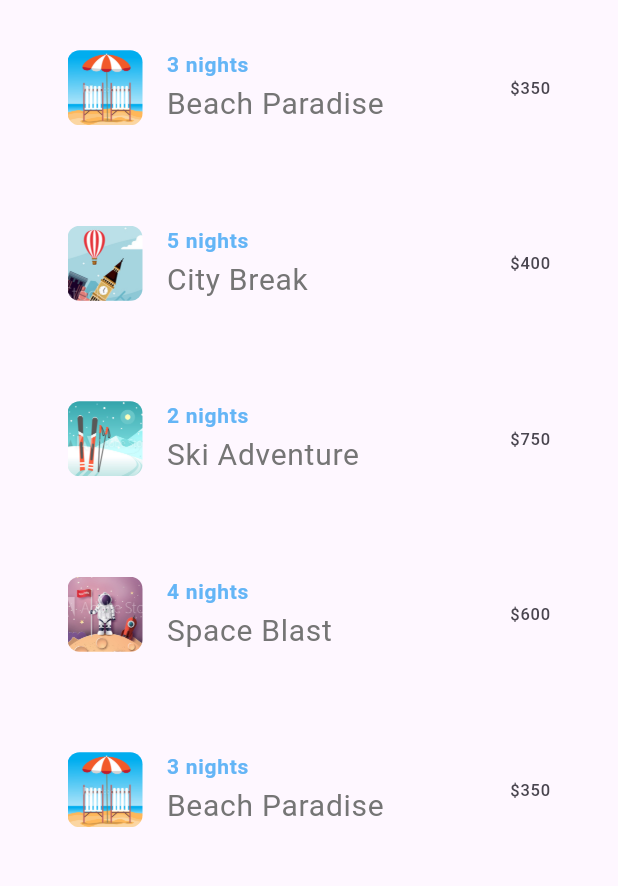
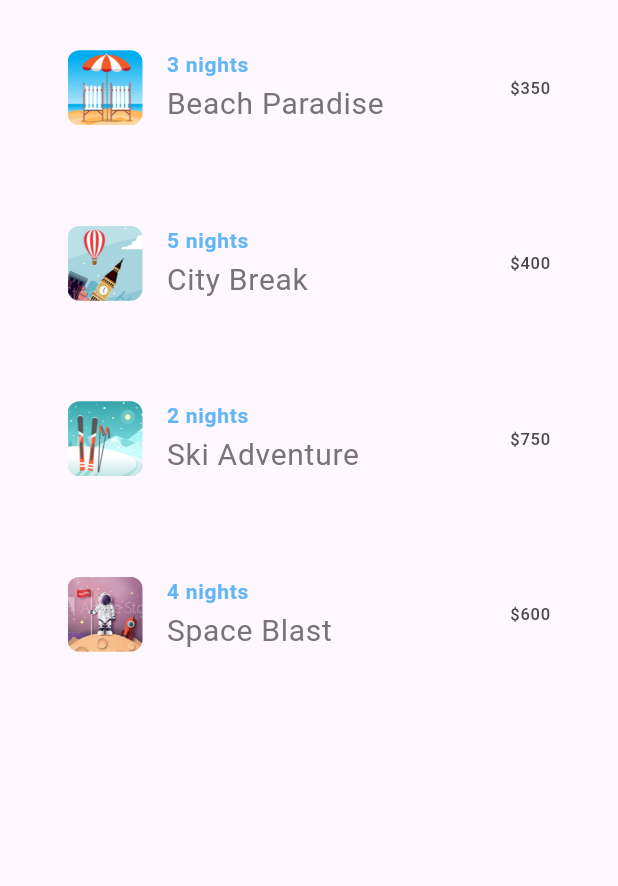
Before and after one commit to azix-khan/Flutter-Animations, a Flutter app: the screen it shows after launch, on a phone screen of 412 x 824 dp, the part 315-1201 px from its top. Run offline on Flutter 3.47's test engine with Material 3 defaults, Android fonts, the phone set to English and light mode, and no system bars; our stand-ins replace lorem_ipsum.

Commit message:
stagger list animations

```diff
--- a/flutter_animations/lib/screens/home.dart
+++ b/flutter_animations/lib/screens/home.dart
@@ -21,7 +21,7 @@ class HomeState extends State<Home> {
               fit: BoxFit.fitWidth,
               alignment: Alignment.topLeft),
         ),
-        child: const Column(
+        child: Column(
           crossAxisAlignment: CrossAxisAlignment.start,
           children: <Widget>[
             SizedBox(height: 30),
--- a/flutter_animations/lib/shared/tripList.dart
+++ b/flutter_animations/lib/shared/tripList.dart
@@ -10,8 +10,8 @@ class TripList extends StatefulWidget {
 }
 
 class TripListState extends State<TripList> {
+  final GlobalKey<AnimatedListState> _listKey = GlobalKey<AnimatedListState>();
   final List<Widget> _tripTiles = [];
-  final GlobalKey<AnimatedListState> _listKey = GlobalKey<AnimatedListState>();
 
   @override
   void initState() {
@@ -19,7 +19,6 @@ class TripListState extends State<TripList> {
     WidgetsBinding.instance.addPostFrameCallback((_) {
       _addTrips();
     });
-    _addTrips();
   }
 
   void _addTrips() {
@@ -32,9 +31,14 @@ class TripListState extends State<TripList> {
       Trip(title: 'Space Blast', price: '600', nights: '4', img: 'space.png'),
     ];
 
+    Future ft = Future(() {});
     trips.forEach((Trip trip) {
-      _tripTiles.add(_buildTile(trip));
-      _listKey.currentState?.insertItem(_tripTiles.length - 1);
+      ft = ft.then((data) {
+        return Future.delayed(const Duration(milliseconds: 100), () {
+          _tripTiles.add(_buildTile(trip));
+          _listKey.currentState?.insertItem(_tripTiles.length - 1);
+        });
+      });
     });
   }
 
@@ -68,7 +72,7 @@ class TripListState extends State<TripList> {
       leading: ClipRRect(
         borderRadius: BorderRadius.circular(8.0),
         child: Hero(
-          tag: 'location-img ${trip.img}',
+          tag: 'location-img-${trip.img}',
           child: Image.asset(
             'images/${trip.img}',
             height: 50.0,
```
